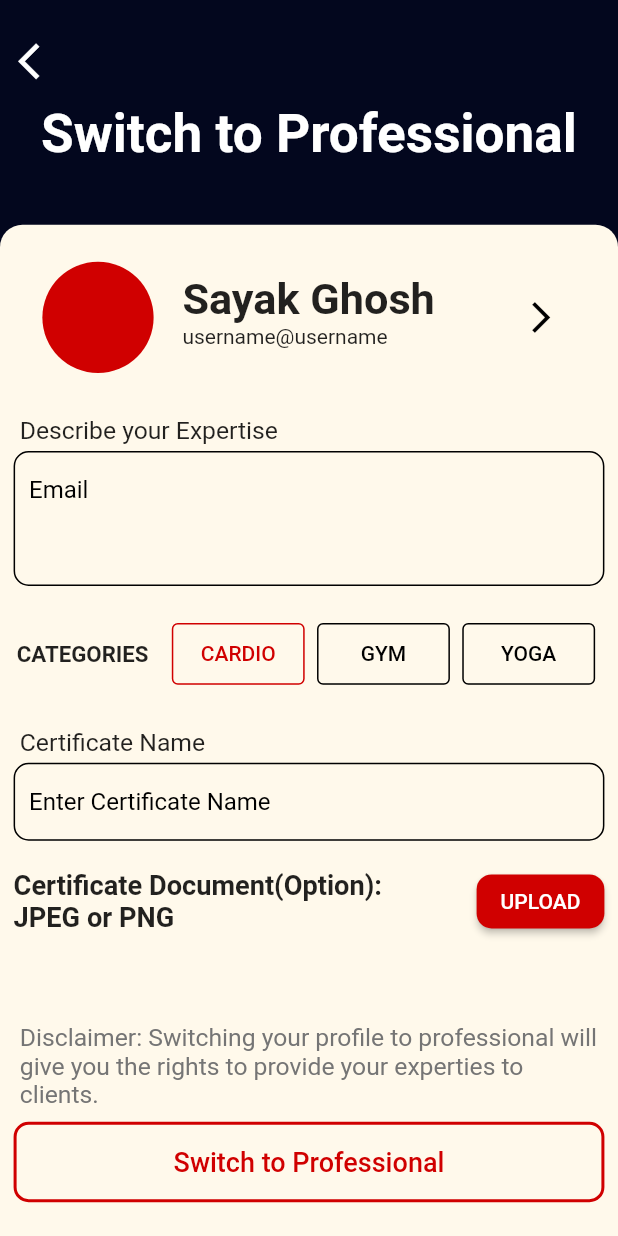
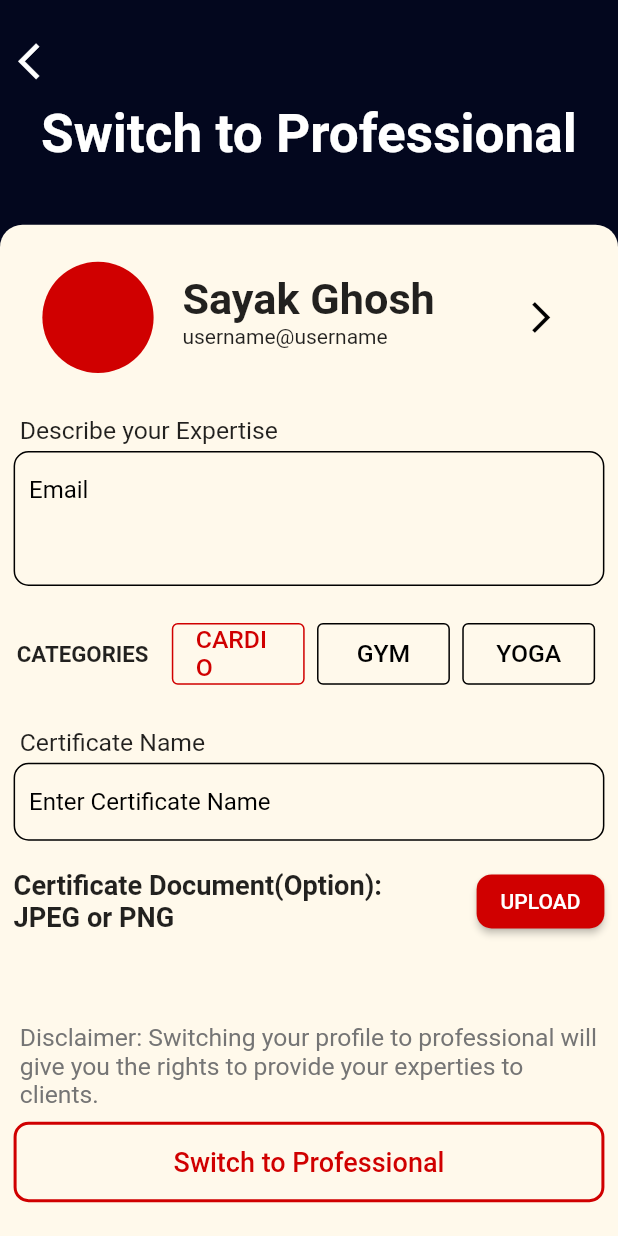
Before and after one commit to samwilson0745/prisavelo_ui, a Flutter app: the screen it shows after launch, on a phone screen of 412 x 824 dp. Run offline on Flutter 3.47's test engine with Material 2 defaults, Android fonts, the phone set to English and light mode, and no system bars; our stand-ins replace readmore, sliding_up_panel.

Commit message:
few code changes

```diff
--- a/lib/MainPages/Switch.dart
+++ b/lib/MainPages/Switch.dart
@@ -88,20 +88,17 @@ class _SwitchtoProfState extends State<SwitchtoProf> {
                                     children: [
                                       Expanded(
                                         flex:4,
-                                        child: size.height>780?CircleAvatar(
-                                          radius: size.height*0.045,
+                                        child: CircleAvatar(
+                                          radius: size.height>780?size.height*0.045:size.height*0.05,
                                           backgroundColor: Color(0xffD00000),
-                                        ):CircleAvatar(
-                                          radius: size.height*0.05,
-                                          backgroundColor: Color(0xffD00000),
-                                        ),
+                                        )
                                       ),
                                       Expanded(
                                         flex: 7,
                                         child: Column(
                                           crossAxisAlignment: CrossAxisAlignment.start,
                                           children: [
-                                            size.height>789?Text('Sayak Ghosh',style: TextStyle(fontSize: size.height*0.035,fontWeight: FontWeight.bold),):Text('Sayak Ghosh',style: TextStyle(fontSize: size.height>780?size.height*0.034:size.height*0.04,fontWeight: FontWeight.bold),),
+                                            Text('Sayak Ghosh',style: TextStyle(fontSize: size.height>789?size.height*0.035:size.height*0.04,fontWeight: FontWeight.bold),),
                                             Padding(
                                               padding: EdgeInsets.only(bottom: size.height*0.01),
                                               child: Text('username@username'),
@@ -121,35 +118,9 @@ class _SwitchtoProfState extends State<SwitchtoProf> {
                                 child: Text('Describe your Expertise',style: TextStyle(fontSize: size.height*0.02),),
                               ),
 
-                              size.height>780?TextField(
+                              TextField(
                                   controller: _description,
-                                  maxLines: 3,
-                                  keyboardType: TextInputType.multiline,
-                                  decoration:InputDecoration(
-                                    isDense: true,
-                                    focusedErrorBorder:OutlineInputBorder(
-                                        borderSide: BorderSide(color: Colors.red,width: 2),
-                                        borderRadius: BorderRadius.all(Radius.circular(10))
-                                    ),
-                                    errorBorder:  OutlineInputBorder(
-                                        borderSide: BorderSide(color: Colors.red,width: 2),
-                                        borderRadius: BorderRadius.all(Radius.circular(10))
-                                    ),
-                                    hintText: "Email",
-                                    hintStyle: TextStyle(color: Colors.black),
-                                    contentPadding: EdgeInsets.symmetric(horizontal: size.width*0.025,vertical: size.height*0.02),
-                                    enabledBorder: OutlineInputBorder(
-                                        borderSide: BorderSide(color: Colors.black,width:1),
-                                        borderRadius: BorderRadius.all(Radius.circular(10))
-                                    ),
-                                    focusedBorder:  OutlineInputBorder(
-                                        borderSide: BorderSide(color: Colors.black,width: 1),
-                                        borderRadius: BorderRadius.all(Radius.circular(10))
-                                    ),
-                                  )
-                              ):TextField(
-                                  controller: _description,
-                                  maxLines: 2,
+                                  maxLines: size.height>780?3:2,
                                   keyboardType: TextInputType.multiline,
                                   decoration:InputDecoration(
                                     isDense: true,
@@ -247,10 +218,10 @@ class _SwitchtoProfState extends State<SwitchtoProf> {
                                 padding: EdgeInsets.only(top: size.height*0.02,right: size.height*0.02),
                                 child: Text('Disclaimer: Switching your profile to professional will give you the rights to provide your experties to clients.',style: TextStyle(fontSize: size.height*0.02),),
                               ),
-                              size.height>780?Container(
+                              Container(
                                 margin: EdgeInsets.symmetric(vertical: size.height*0.01),
                                 width: size.width,
-                                height: size.height*0.065,
+                                height: size.height>780?size.height*0.065:size.height*0.07,
                                 child: OutlinedButton(
                                     onPressed: (){},
                                     style: OutlinedButton.styleFrom(
@@ -263,22 +234,6 @@ class _SwitchtoProfState extends State<SwitchtoProf> {
                                         )
                                     ),
                                     child: Text('Switch to Professional',style: TextStyle(color: Color(0xffD00000),fontSize: 18),)),
-                              ):Container(
-                                margin: EdgeInsets.symmetric(vertical: size.height*0.01),
-                                width: size.width,
-                                height: size.height*0.07,
-                                child: OutlinedButton(
-                                    onPressed: (){},
-                                    style: OutlinedButton.styleFrom(
-                                        backgroundColor: Color(0xfffff9eb),
-                                        shape: RoundedRectangleBorder(
-                                          borderRadius: BorderRadius.circular(10.0),
-                                        ),
-                                        side: BorderSide(
-                                            color: Color(0xffD00000),width: 2
-                                        )
-                                    ),
-                                    child: Text('Switch to Professional',style: TextStyle(color: Color(0xffD00000)),)),
                               )
                             ],
                           ),
@@ -311,7 +266,7 @@ class _SwitchtoProfState extends State<SwitchtoProf> {
                   color: _state==value?Color(0xffD00000):Colors.black
               )
           ),
-          child: Text(name,style: TextStyle(color: _state==value?Color(0xffD00000):Colors.black),)),
+          child: Text(name,style: TextStyle(color: _state==value?Color(0xffD00000):Colors.black,fontSize: size.height*0.02),)),
     );
   }
 }
```
